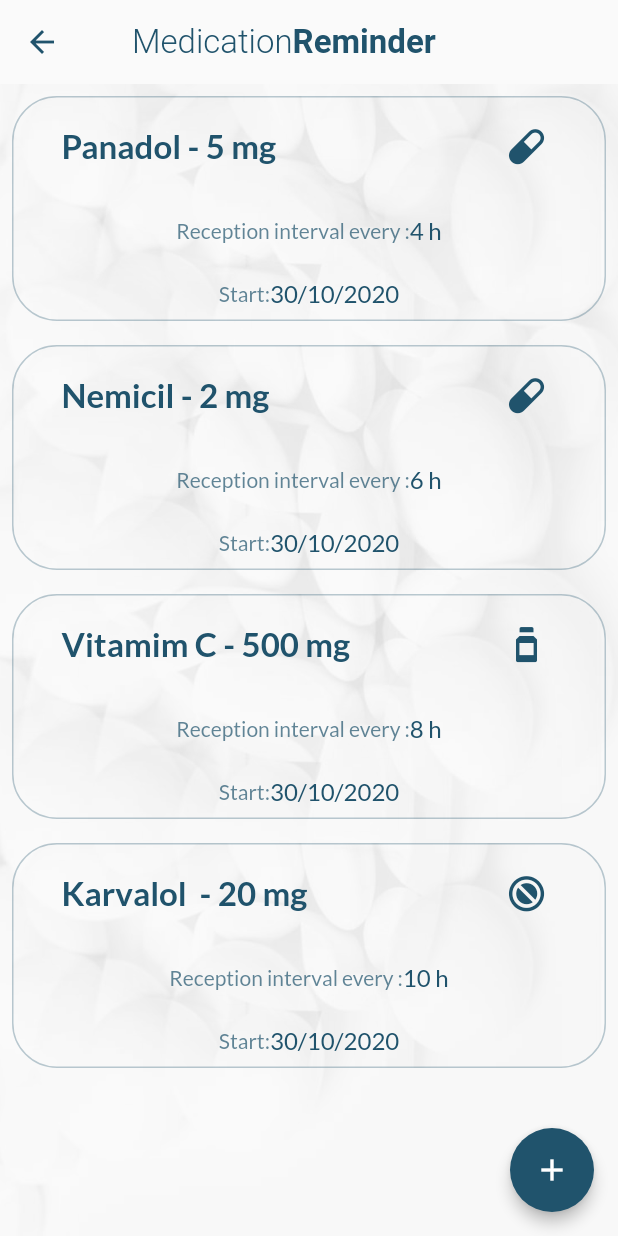
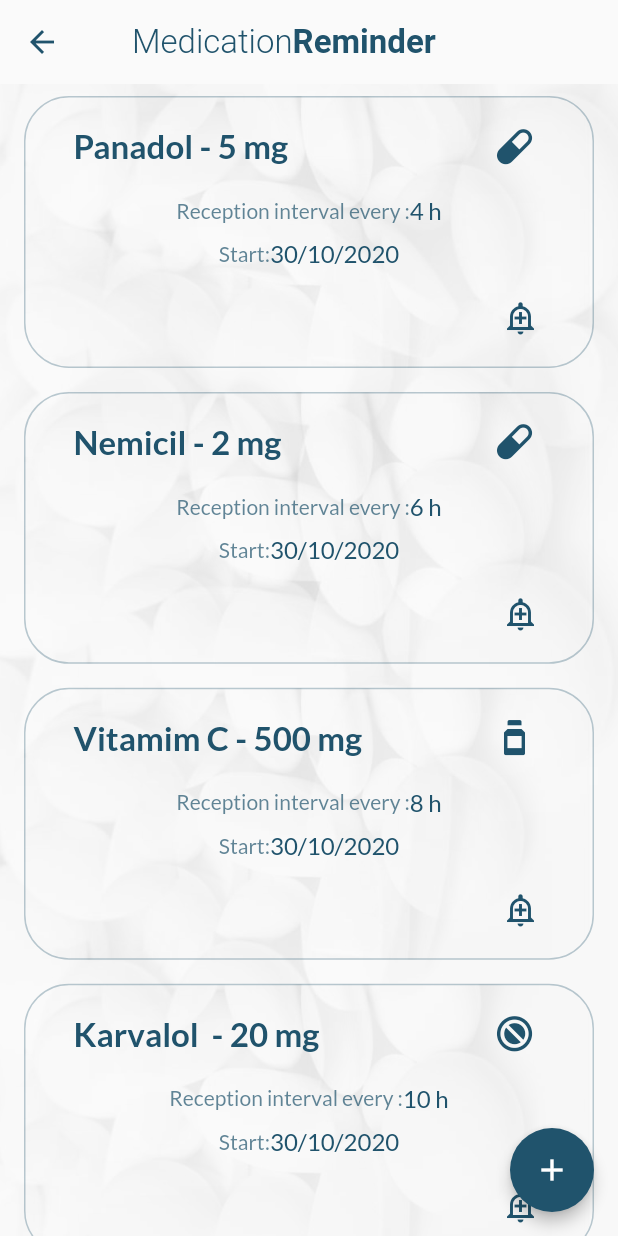
Before and after one commit to 19AK68/medical_reminder_app, a Flutter app: the HomePage screen opened directly, on a phone screen of 412 x 824 dp. Run offline on Flutter 3.47's test engine with Material 2 defaults, Android fonts, the phone set to English and light mode, and no system bars; our stand-ins replace firebase_auth; accounts and stored records are empty.

Commit message:
added alarm in layout and logic change

```diff
--- a/lib/page/home_page.dart
+++ b/lib/page/home_page.dart
@@ -9,16 +9,21 @@ import 'package:medical_reminder/widget/custom_appbar_widget.dart';
 import 'package:provider/provider.dart';
 
 class HomePage extends StatelessWidget {
+  final Color primaryColor = Color(0xFF20536c);
+  var h;
+
+
   @override
   Widget build(BuildContext context) {
     final model = Provider.of<HomeModel>(context);
+    h = MediaQuery.of(context).size.height;
     return Container(
       child: Container(
         child: Scaffold(
           resizeToAvoidBottomInset: false,
           appBar: AppBar(
             iconTheme: IconThemeData(
-              color: Color(0xFF20536c),
+              color: primaryColor,
             ),
             title: CustomAppBar(),
             brightness: Brightness.light,
@@ -34,41 +39,8 @@ class HomePage extends StatelessWidget {
                         fit: BoxFit.cover,
                         colorFilter: ColorFilter.mode(
                             Colors.white.withOpacity(0.1), BlendMode.dstATop))),
-                //decoration: ScreenDecoration(),
-                // child: Column(
-                //   mainAxisSize: MainAxisSize.max,
-                //   mainAxisAlignment: MainAxisAlignment.spaceBetween,
-                //   crossAxisAlignment: CrossAxisAlignment.stretch,
-                //   children: <Widget>[
-                //     Flexible(
-                //       flex: 6,
-                //       child: TopContainer(),
-                //     ),
-                //     SizedBox(
-                //       height: 10 * UI.scaleFactorH,
-                //     ),
-                //     Flexible(
-                //       flex: 11,
-                //       child: Center(
-                //           child: Text(
-                //         model.mainTitle,
-                //         style: TextStyle(
-                //           fontSize: 18 * UI.scaleFactorH,
-                //           color: Colors.grey[400],
-                //         ),
-                //       )),
-                //     ),
-                //   ],
-                // ),
               ),
-              // GridView.count(
-              //   crossAxisCount: 2,
-              //   children:
-              //   List.generate(model.medList.length, (index) => buildMedicalReminderCard(model, index, context)
-              //   ),
-              //
-              //
-              // ),
+
               ListView.builder(
                   itemCount: model.medicalCard.length,
                   itemBuilder:(BuildContext context, int index) => buildMedicalReminderCard(model, index, context)
@@ -78,7 +50,7 @@ class HomePage extends StatelessWidget {
 
           floatingActionButton: FloatingActionButton(
             elevation: 4,
-            backgroundColor: Color(0xFF20536c),
+            backgroundColor: primaryColor,
             //Color(0xFF3EB16F), //Color(0xFF3EB16F),
             child: Container(
               decoration: BoxDecoration(
@@ -104,78 +76,95 @@ class HomePage extends StatelessWidget {
 
   Widget buildMedicalReminderCard(HomeModel model, int index, BuildContext context) {
     return Padding(
-      padding: EdgeInsets.all(UI.marginStandardHalf),
+      padding: EdgeInsets.symmetric(vertical: UI.marginStandardHalf,horizontal: UI.marginStandard),
       child: buildCardInfo(model, index),
     );
   }
 
   Widget buildCardInfo(HomeModel model, int index) {
     return Container(
-      height: 150,
+      height: h * 0.22,
       decoration: BoxDecoration(
-
           image: DecorationImage(
               image: AssetImage('assets/fon.jpg'),
               fit: BoxFit.cover,
               colorFilter: ColorFilter.mode(
                   Colors.white.withOpacity(0.1), BlendMode.dstATop)),
-        border: Border.all(color:Color(0xFF20536c).withOpacity(0.3)),
+        border: Border.all(color:primaryColor.withOpacity(0.3)),
         borderRadius:  BorderRadius.circular(30.0),
-
-
       ),
       child:Padding(
-        padding: EdgeInsets.symmetric(horizontal: 16, vertical: 8),
+        padding: EdgeInsets.symmetric(horizontal: UI.marginStandard, vertical: UI.marginStandardHalf),
         child: Column(
           mainAxisAlignment: MainAxisAlignment.spaceBetween,
           children: [
             Padding(
-              padding: const EdgeInsets.symmetric(horizontal: 16),
+              padding:  EdgeInsets.symmetric(horizontal: UI.marginStandard,),
               child: Row(
                 children: [
-                 // Text("Medicene name: "),
                   Text(
                     model.medicalCard[index].name + " - " + model.medicalCard[index].dosage + " mg" ,
-                    style: TextStyle(color: Color(0xFF20536c), fontSize: 22 * UI.scaleFactorH, fontWeight:FontWeight.bold ),
+                    style: TextStyle(color: primaryColor, fontSize: 22 * UI.textScaleFactor, fontWeight:FontWeight.bold ),
                   ),
                   Spacer(),
                   Padding(
-                    padding: const EdgeInsets.only(top:8.0),
+                    padding: EdgeInsets.only(top:UI.marginStandardHalf),
                     child: Icon(
                       IconData(model.iconValue(model.medicalCard[index].type), fontFamily: "Ic"), //"GalleryIcons"
-                      size: 40 * UI.scaleFactorH,
-                      color:  Color(0xFF20536c),
+                      size: 40 * UI.textScaleFactor,
+                      color:  primaryColor,
                     ),
                   )
                 ],
               ),
             ),
-
-
             Row(
               mainAxisAlignment: MainAxisAlignment.center,
               children: [
-                Text('Reception interval every :', style: TextStyle(color: Color(0xFF20536c).withOpacity(0.7), fontSize: 14)),
-                Text(model.medicalCard[index].interval + " h", style: TextStyle(color: Color(0xFF20536c), fontSize: 16),),
 
+                Text('Reception interval every :',
+                    style: TextStyle(
+                        color: primaryColor.withOpacity(0.7),
+                        fontSize: 14*UI.textScaleFactor)),
+                Text(model.medicalCard[index].interval + " h",
+                  style: TextStyle(
+                      color: primaryColor,
+                      fontSize: 16*UI.textScaleFactor),),
+
+              ],
+            ),
+            Row(
+              mainAxisAlignment: MainAxisAlignment.center,
+              children: [
+                Text(
+                    'Start:',
+                    style:
+                    TextStyle(
+                        color: primaryColor.withOpacity(0.7),
+                        fontSize: 14*UI.textScaleFactor)),
+                Text(
+                  '${DateFormat('dd/MM/yyyy').format(model.medicalCard[index].startTime).toString()}',
+                  style: TextStyle(
+                      color: primaryColor,
+                      fontSize: 16*UI.textScaleFactor),)
               ],
 
             ),
             Row(
-              mainAxisAlignment: MainAxisAlignment.center,
+              children: [
+                Spacer(),
+                Padding(
+                  padding:  EdgeInsets.symmetric(horizontal: UI.marginStandardHalf),
+                  child: IconButton(icon: Icon(
+                    model.medicalCard[index].isAlarm?
+                    Icons.add_alert:Icons.add_alert_outlined,color: primaryColor,),
+                  onPressed:() {
 
-              children: [
-                Text('Start:',style: TextStyle(color: Color(0xFF20536c).withOpacity(0.7), fontSize: 14)),
-                Text(
-                  '${DateFormat('dd/MM/yyyy').format(model.medicalCard[index].startTime).toString()}',
-                  style: TextStyle(color: Color(0xFF20536c), fontSize: 16),)
-
+                    model.updateAlert(model.medicalCard[index].isAlarm,index);
+                  },),
+                )
               ],
-
             ),
-
-
-
           ],
         ),
       ),
--- a/lib/page/model/medical_card.dart
+++ b/lib/page/model/medical_card.dart
@@ -6,7 +6,8 @@ class MedicalCard {
   final MedicineType type;
   final String interval;
   final DateTime startTime;
+  bool isAlarm = false;
 
-  MedicalCard(this.name, this.dosage, this.type, this.interval, this.startTime);
+  MedicalCard(this.name, this.dosage, this.type, this.interval, this.startTime, this.isAlarm);
 
 }
--- a/lib/view_model/home_model.dart
+++ b/lib/view_model/home_model.dart
@@ -6,15 +6,16 @@ import 'base_model.dart';
 
 class HomeModel extends BaseModel {
   HomeModel();
+
   final List<String> medList = ["Panadol","Nemicil", "Vitamim C", "Karvalol"];
 
 
 
   final List<MedicalCard> medicalCard = [
-    MedicalCard('Panadol','5' , MedicineType.Pill, "4", DateTime.now()),
-    MedicalCard('Nemicil','2' , MedicineType.Pill, "6", DateTime.now()),
-    MedicalCard('Vitamim C','500' , MedicineType.Bottle, "8", DateTime.now()),
-    MedicalCard('Karvalol ','20' , MedicineType.Tablet, "10", DateTime.now()),
+    MedicalCard('Panadol','5' , MedicineType.Pill, "4", DateTime.now(),false),
+    MedicalCard('Nemicil','2' , MedicineType.Pill, "6", DateTime.now(),false),
+    MedicalCard('Vitamim C','500' , MedicineType.Bottle, "8", DateTime.now(),false),
+    MedicalCard('Karvalol ','20' , MedicineType.Tablet, "10", DateTime.now(),false),
   ];
 
   int iconValue (MedicineType type){
@@ -50,5 +51,18 @@ class HomeModel extends BaseModel {
 
   String get getDisplayText => _displayText;
 
+  bool _addAlert = false;
 
+  bool get addAlert => _addAlert;
+
+  bool updateAlert(bool value,int index) {
+
+    bool alert = !value;
+    medicalCard[index].isAlarm = alert;
+
+    notifyListeners();
+    return alert;
+
+
+  }
 }
--- a/lib/widget/field_input_widget.dart
+++ b/lib/widget/field_input_widget.dart
@@ -39,7 +39,7 @@ class InputField extends StatelessWidget {
             color: Color(0xFF20536c).withOpacity(0.9) //Color(0xFFbdc6cf)
             ),
         decoration: InputDecoration(
-            hintStyle: TextStyle(fontSize: 20, color: Color(0xFF20536c)),
+            hintStyle: TextStyle(fontSize: 20, color: Color(0xFF20536c).withOpacity(0.5)),
             hintText: hint ?? " ",
             errorText: errorText,
             //"Error Text", //model.valitedateInput(controller.text, inputField),
```
